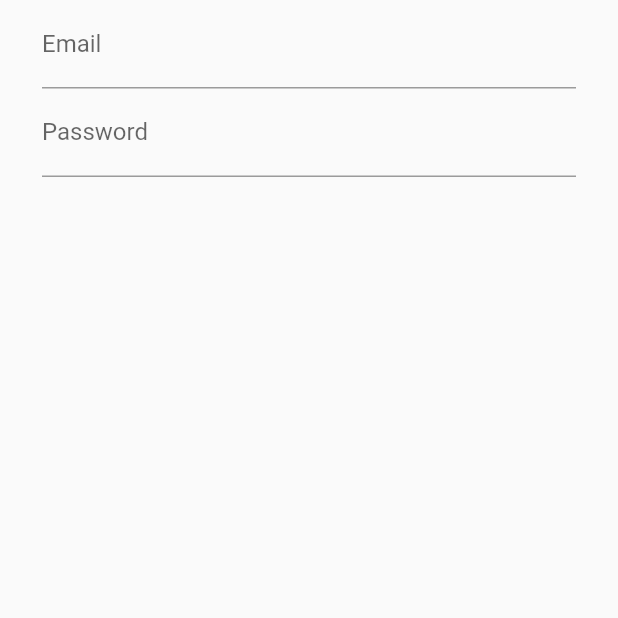
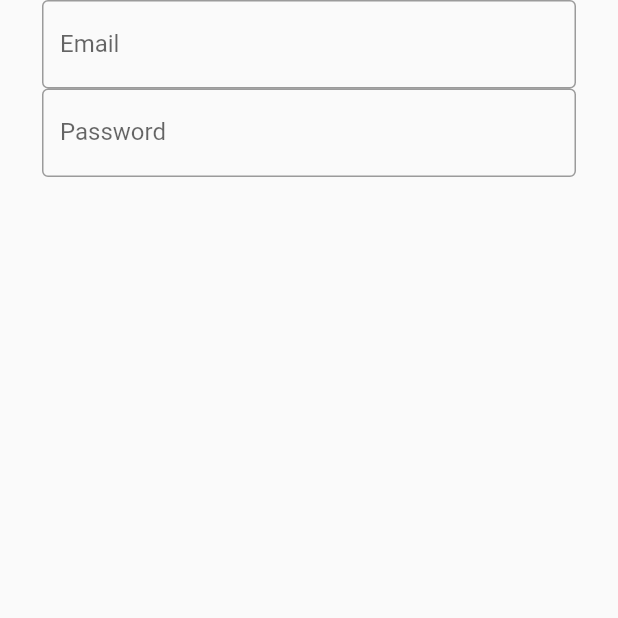
Before and after one commit to jannatsuha/firebase_app, a Flutter app: the screen it shows after launch, on a phone screen of 412 x 824 dp, the top half of it. Run offline on Flutter 3.47's test engine with Material 2 defaults, Android fonts, the phone set to English and light mode, and no system bars.

Commit message:
2nd commit

```diff
--- a/lib/helper/custom_text_field.dart
+++ b/lib/helper/custom_text_field.dart
@@ -20,7 +20,8 @@ class _CustomTextFieldState extends State<CustomTextField> {
       child: TextFormField(
         controller: widget.emailController,
         decoration: InputDecoration(
-          labelText: widget.labelText
+          labelText: widget.labelText,
+          border: OutlineInputBorder()
         ),
       ),
     );
```
